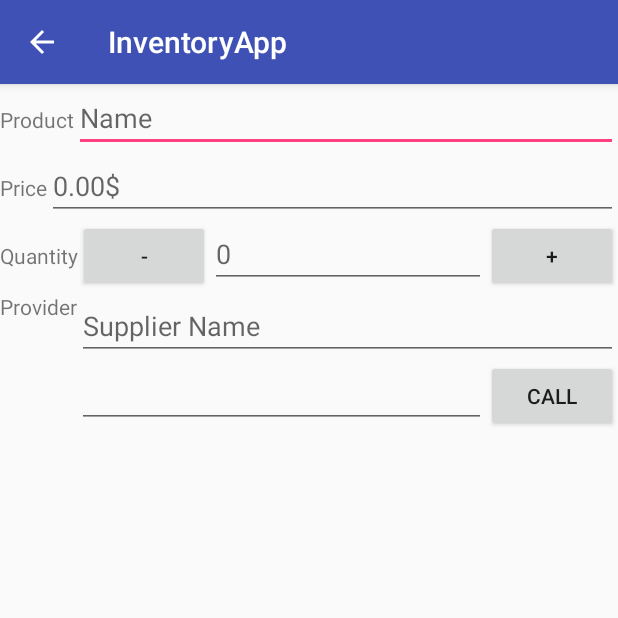
After one commit to Rif7/InventoryApp, an Android app: the InventoryActivity screen opened directly, with no data from a screen before it, on a phone screen of 412 x 824 dp, the top half of it. The commit adds this screen. Run offline under Robolectric (Android 15) with nearby library versions, the phone set to English and light mode, and no system bars.

Commit message:
Add Inventory Activity with initial GUI

```diff
--- /dev/null
+++ b/app/src/main/java/com/example/android/inventoryapp/InventoryActivity.java
@@ -0,0 +1,93 @@
+package com.example.android.inventoryapp;
+
+import android.app.LoaderManager;
+import android.content.Intent;
+import android.content.Loader;
+import android.database.Cursor;
+import android.net.Uri;
+import android.support.v4.app.NavUtils;
+import android.support.v7.app.AppCompatActivity;
+import android.os.Bundle;
+import android.view.MenuItem;
+import android.widget.Button;
+import android.widget.EditText;
+
+public class InventoryActivity extends AppCompatActivity implements
+        LoaderManager.LoaderCallbacks<Cursor>{
+
+    private static final int EXISTING_INVENTORY_LOADER = 0;
+
+    private Uri currentInventoryUri;
+
+    private EditText nameEditText;
+    private EditText priceEditText;
+    private EditText quantityEditText;
+    private EditText suplierNameEditText;
+    private EditText suplierPhoneEditText;
+
+    private Button QuantityMinusButton;
+    private Button QuantityPlusButton;
+
+    @Override
+    protected void onCreate(Bundle savedInstanceState) {
+        super.onCreate(savedInstanceState);
+        setContentView(R.layout.activity_inventory);
+        initFieldsViews();
+    }
+
+    private void initFieldsViews() {
+        Intent intent = getIntent();
+        currentInventoryUri = intent.getData();
+
+        nameEditText = (EditText) findViewById(R.id.inventory_name);
+        priceEditText = (EditText) findViewById(R.id.inventory_price);
+        quantityEditText = (EditText) findViewById(R.id.inventory_quantity);
+        suplierNameEditText = (EditText) findViewById(R.id.inventory_supplier_name);
+        suplierPhoneEditText = (EditText) findViewById(R.id.inventory_supplier_phone);
+
+        QuantityMinusButton = (Button) findViewById(R.id.inventory_quantity_minus_btn);
+        QuantityPlusButton = (Button) findViewById(R.id.inventory_quantity_plus_but);
+    }
+
+    @Override
+    public boolean onOptionsItemSelected(MenuItem item) {
+        switch (item.getItemId()) {
+            case android.R.id.home:
+                    NavUtils.navigateUpFromSameTask(InventoryActivity.this);
+                    return true;
+        }
+        return super.onOptionsItemSelected(item);
+    }
+
+    @Override
+    public Loader<Cursor> onCreateLoader(int i, Bundle bundle) {
+        return InventoryUtils.getCursorLoader(
+                this, InventoryUtils.prepareProjection(), currentInventoryUri);
+    }
+
+    @Override
+    public void onLoadFinished(Loader<Cursor> loader, Cursor cursor) {
+        Inventory inv = InventoryUtils.getInventoryFromSingleRowCursor(cursor);
+        if (inv != null) {
+            nameEditText.setText(inv.getProductName());
+            priceEditText.setText(String.valueOf(inv.getPrice()));
+            quantityEditText.setText(String.valueOf(inv.getPrice()));
+            if (inv.getSupplierName() != null) {
+                suplierNameEditText.setText(inv.getSupplierName());
+            }
+            if (inv.getSupplierPhoneNumber() != null) {
+                suplierPhoneEditText.setText(inv.getSupplierPhoneNumber());
+            }
+        }
+
+    }
+
+    @Override
+    public void onLoaderReset(Loader<Cursor> loader) {
+        nameEditText.setText("");
+        priceEditText.setText("");
+        quantityEditText.setText("");
+        suplierNameEditText.setText("");
+        suplierPhoneEditText.setText("");
+    }
+}
--- /dev/null
+++ b/app/src/main/res/layout/activity_inventory.xml
@@ -0,0 +1,120 @@
+<?xml version="1.0" encoding="utf-8"?>
+<LinearLayout xmlns:android="http://schemas.android.com/apk/res/android"
+    xmlns:tools="http://schemas.android.com/tools"
+    android:layout_width="match_parent"
+    android:layout_height="match_parent"
+    android:orientation="vertical"
+    tools:context=".InventoryActivity">
+
+    <LinearLayout
+        android:layout_width="match_parent"
+        android:layout_height="wrap_content"
+        android:orientation="horizontal">
+
+        <TextView
+            android:text="Product"
+            android:layout_width="wrap_content"
+            android:layout_height="wrap_content" />
+
+        <EditText
+            android:id="@+id/inventory_name"
+            android:layout_width="match_parent"
+            android:layout_height="wrap_content"
+            android:hint="Name"/>
+    </LinearLayout>
+
+    <LinearLayout
+        android:layout_width="match_parent"
+        android:layout_height="wrap_content"
+        android:orientation="horizontal">
+
+        <TextView
+            android:text="Price"
+            android:layout_width="wrap_content"
+            android:layout_height="wrap_content" />
+
+        <EditText
+            android:id="@+id/inventory_price"
+            android:layout_width="match_parent"
+            android:layout_height="wrap_content"
+            android:hint="0.00$"/>
+    </LinearLayout>
+
+    <LinearLayout
+        android:layout_width="match_parent"
+        android:layout_height="wrap_content"
+        android:orientation="horizontal">
+
+        <TextView
+            android:text="Quantity"
+            android:layout_width="wrap_content"
+            android:layout_height="wrap_content" />
+
+        <Button
+            android:id="@+id/inventory_quantity_minus_btn"
+            android:layout_width="wrap_content"
+            android:layout_height="wrap_content"
+            android:text="-"/>
+
+        <EditText
+            android:id="@+id/inventory_quantity"
+            android:layout_width="0dp"
+            android:layout_height="wrap_content"
+            android:layout_weight="1"
+            android:hint="0"/>
+
+        <Button
+            android:id="@+id/inventory_quantity_plus_but"
+            android:layout_width="wrap_content"
+            android:layout_height="wrap_content"
+            android:text="+"/>
+
+    </LinearLayout>
+
+    <LinearLayout
+        android:layout_width="match_parent"
+        android:layout_height="wrap_content"
+        android:orientation="horizontal">
+
+        <TextView
+            android:text="Provider"
+            android:layout_width="wrap_content"
+            android:layout_height="wrap_content" />
+
+        <LinearLayout
+            android:layout_width="match_parent"
+            android:layout_height="wrap_content"
+            android:orientation="vertical">
+
+            <EditText
+                android:id="@+id/inventory_supplier_name"
+                android:layout_width="match_parent"
+                android:layout_height="wrap_content"
+                android:hint="Supplier Name"/>
+
+            <LinearLayout
+                android:layout_width="match_parent"
+                android:layout_height="wrap_content"
+                android:orientation="horizontal">
+
+                <EditText
+                    android:id="@+id/inventory_supplier_phone"
+                    android:layout_width="0dp"
+                    android:layout_height="wrap_content"
+                    android:layout_weight="1"/>
+
+                <Button
+                    android:id="@+id/inventory_supplier_call_btn"
+                    android:layout_width="wrap_content"
+                    android:layout_height="wrap_content"
+                    android:text="call"/>
+
+
+            </LinearLayout>
+
+
+        </LinearLayout>
+    </LinearLayout>
+
+
+</LinearLayout>
```
Also changed, not shown: app/src/main/AndroidManifest.xml (+11 -0 lines), app/src/main/java/com/example/android/inventoryapp/Inventory.java (+20 -0 lines), app/src/main/java/com/example/android/inventoryapp/InventoryUtils.java (+20 -4 lines), app/src/main/java/com/example/android/inventoryapp/MainActivity.java (+17 -1 lines), 2 other files.
